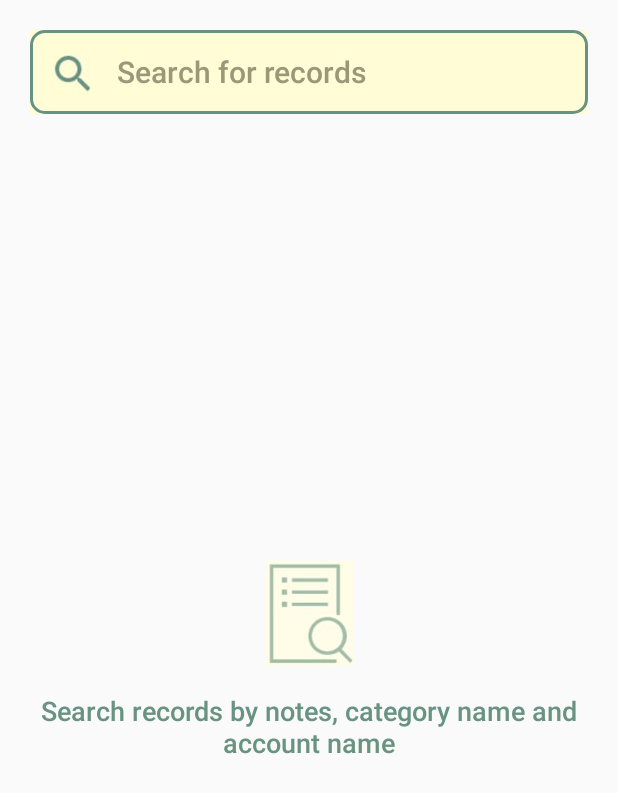
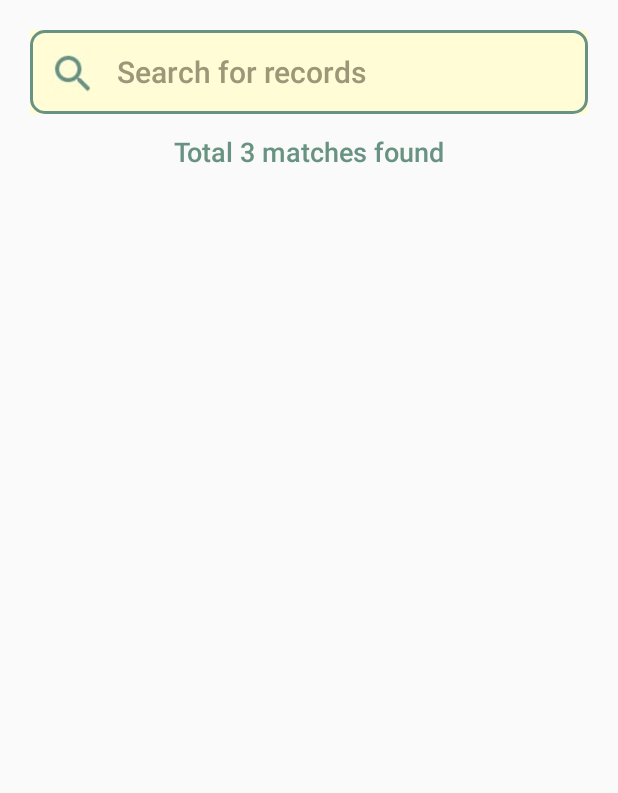
Before and after one commit to aminakhtar5595/SubTrackr, an Android app built with Jetpack Compose: the screen it shows after launch (MainActivity), on a phone screen of 412 x 824 dp. Shown: the top 793 px of the screen. Run offline under Robolectric (Android 15) with nearby library versions, the phone set to English and light mode, and no system bars.

Commit message:
Implemented search result found and not text in search screen

```diff
--- a/app/src/main/java/com/example/subtrackr/ui/screens/search/SearchScreen.kt
+++ b/app/src/main/java/com/example/subtrackr/ui/screens/search/SearchScreen.kt
@@ -37,6 +37,8 @@ import com.example.subtrackr.R
 @Composable
 fun SearchScreen() {
     var searchText by remember { mutableStateOf("") }
+    val foundResult by remember { mutableStateOf(true) }
+    val searchRecords by remember { mutableStateOf(true) }
     Column (
         modifier = Modifier
             .fillMaxSize()
@@ -70,6 +72,19 @@ fun SearchScreen() {
         )
     }
 
+    Column(
+        modifier = Modifier.fillMaxWidth().padding(vertical = 15.dp),
+        horizontalAlignment = Alignment.CenterHorizontally
+    ) {
+        Text(
+            text = if (foundResult) "Total 3 matches found" else "No matches found",
+            style = TextStyle(fontSize = 18.sp),
+            color = Color(0xFF689383),
+            fontWeight = FontWeight.Medium,
+        )
+    }
+
+    if (!searchRecords) {
         Column (
             horizontalAlignment = Alignment.CenterHorizontally,
             verticalArrangement = Arrangement.Center,
@@ -81,4 +96,6 @@ fun SearchScreen() {
             Text("Search records by notes, category name and account name", style = TextStyle(fontSize = 18.sp), color = Color(0xFF689383), fontWeight = FontWeight.Medium, textAlign = TextAlign.Center)
         }
     }
+
 }
+}
```
Lines whose indentation alone changed are shown as unchanged.
